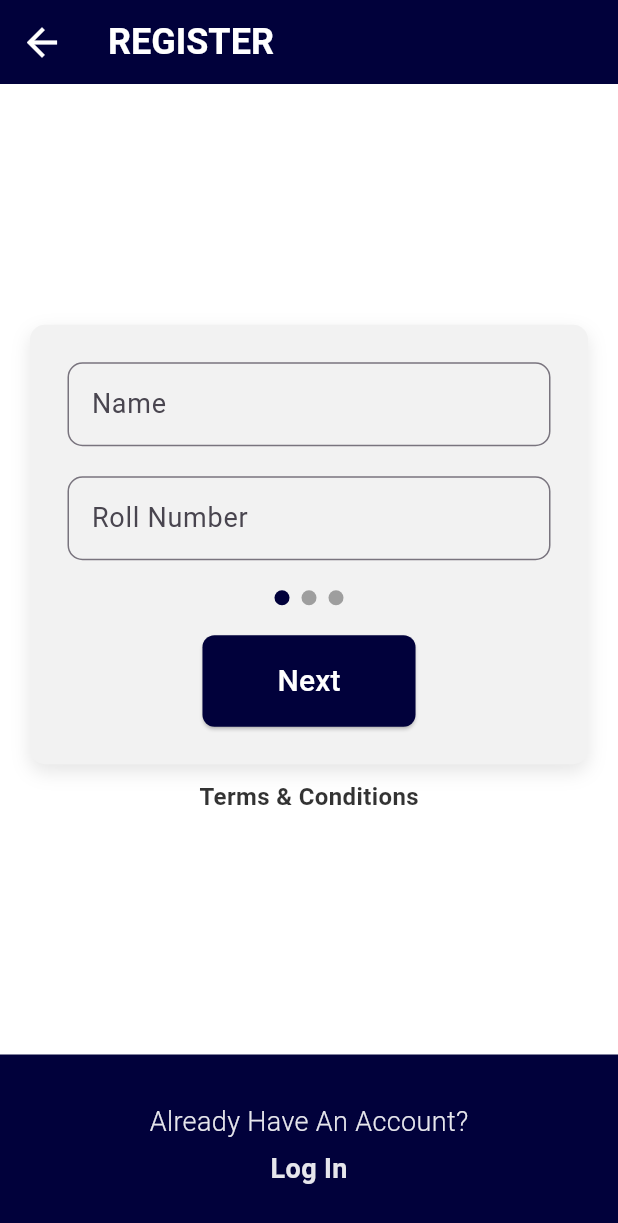
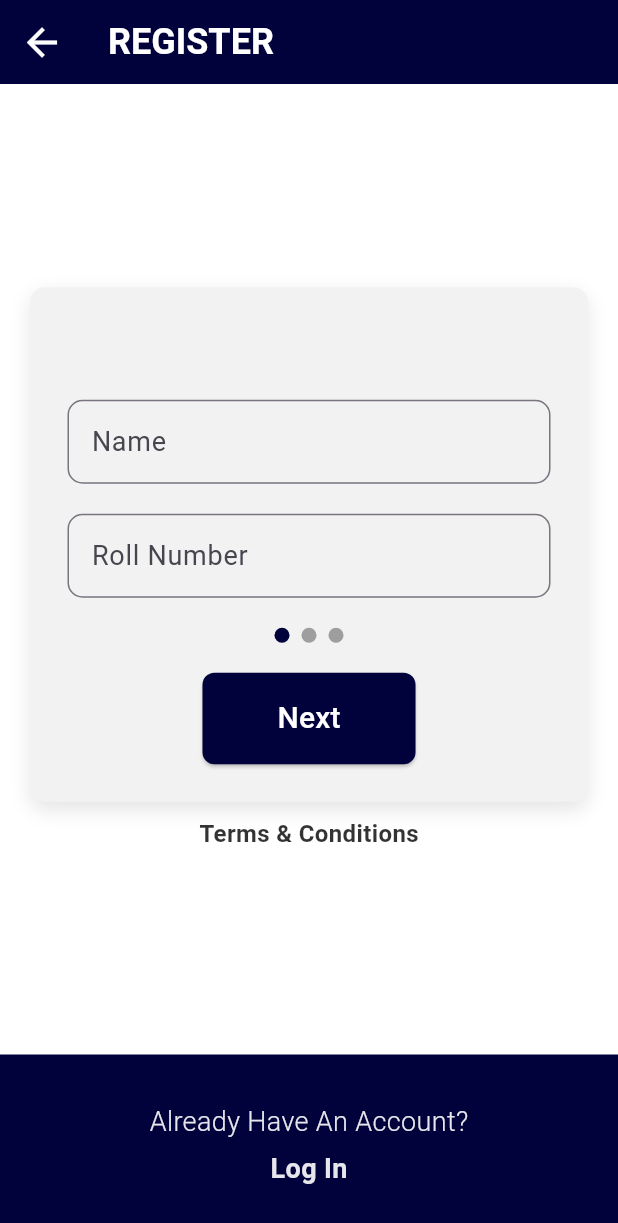
Before and after one commit to mradul-001/nssapp, a Flutter app: the SignUp screen opened by its route, on a phone screen of 412 x 824 dp. Shown: the top 1223 px of the screen. Run offline on Flutter 3.47's test engine with Material 3 defaults, Android fonts, the phone set to English and light mode, and no system bars; our stand-ins replace font_awesome_flutter, image_picker; Roboto replaces fonts that are missing (Nunito).

```diff
--- a/frontend/lib/main.dart
+++ b/frontend/lib/main.dart
@@ -19,7 +19,7 @@ class MyApp extends StatelessWidget {
   Widget build(BuildContext context) {
     return MaterialApp(
       debugShowCheckedModeBanner: false,
-      initialRoute: Routes.signUpRoute,
+      initialRoute: Routes.loginRoute,
       routes: {
         Routes.homeRoute: (context) => const Home(),
         Routes.loginRoute: (context) => const SignIn(),
--- a/frontend/lib/pages/sign_up.dart
+++ b/frontend/lib/pages/sign_up.dart
@@ -42,7 +42,7 @@ class _SignUpState extends State<SignUp> {
           children: [
             const Spacer(),
             Container(
-              padding: const EdgeInsets.all(25.0),
+              padding: EdgeInsets.fromLTRB(25, 20, 25, 25),
               margin: const EdgeInsets.symmetric(horizontal: 20.0),
               decoration: BoxDecoration(
                 color: const Color.fromARGB(255, 242, 242, 242),
--- a/frontend/lib/widgets/registration_form.dart
+++ b/frontend/lib/widgets/registration_form.dart
@@ -1,5 +1,5 @@
 import 'dart:convert';
-
+import 'package:nssapp/utils/routes.dart';
 import 'package:flutter/material.dart';
 import 'package:http/http.dart' as http;
 
@@ -49,17 +49,56 @@ class _RegistrationFormState extends State<RegistrationForm> {
       "email": emailController.text,
       "password": passwordController.text
     };
-    var response = await http.post(Uri.parse("http://192.168.86.134:3000/registration"),
+    var response = await http.post(
+        Uri.parse("http://192.168.86.134:3000/registration"),
         headers: {"Content-Type": "application/json"},
         body: jsonEncode(regBody));
 
-    print(response);
+    // decode the json response
+    var jsonResponse = jsonDecode(response.body);
+
+    if (jsonResponse['status']) {
+      Navigator.pushNamed(context, Routes.loginRoute);
+    }
   }
 
   @override
   Widget build(BuildContext context) {
     return Column(
       children: [
+        // showing back button when we are at second or third view
+        if (currentStep > 1) ...[
+          Container(
+            width: double.infinity,
+            child: Row(
+              mainAxisAlignment:
+                  MainAxisAlignment.start, // Aligns the icon to the start
+              children: [
+                IconButton(
+                  onPressed: () {
+                    if (currentStep == 2 || currentStep == 3) {
+                      setState(() {
+                        currentStep--;
+                      });
+                    }
+                  },
+                  icon: const Icon(
+                    Icons.arrow_back,
+                    size: 25,
+                  ),
+                ),
+              ],
+            ),
+          ),
+          const SizedBox(
+            height: 10,
+          ),
+        ] else ...[
+          const SizedBox(
+            height: 55,
+          ),
+        ],
+        // all the views
         Column(children: [
           // FIRST VIEW
           if (currentStep == 1) ...[
```
Also changed, not shown: frontend/lib/pages/sign_in.dart (+2 -91 lines), frontend/lib/widgets/login_form.dart (added, +105 -0 lines), 7 other files.
